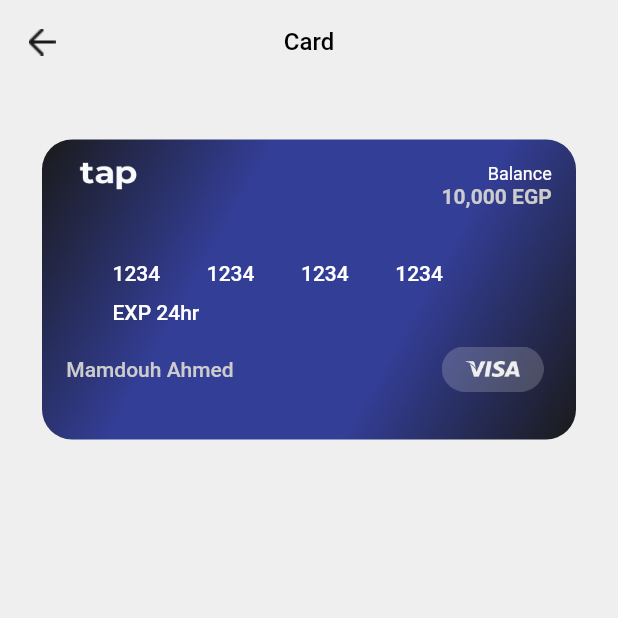
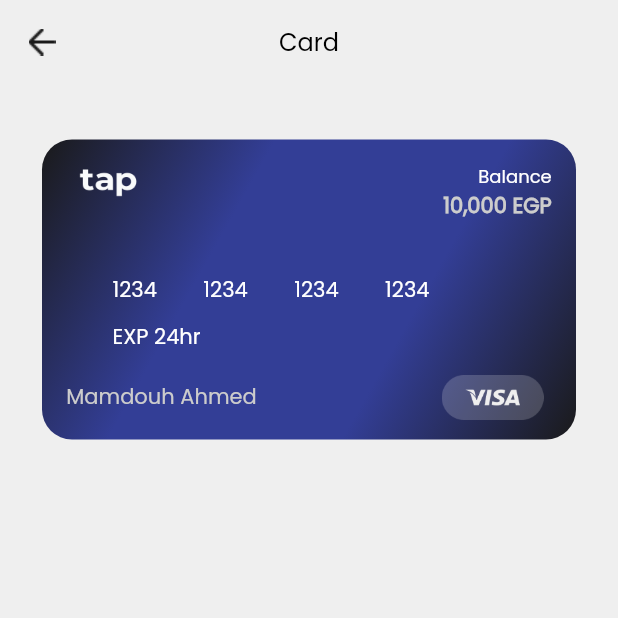
Before and after one commit to Orange-Hackathon/tapcash-Cross-Platform, a Flutter app: the DashboardCard screen opened directly, on a phone screen of 412 x 824 dp, the top half of it. Run offline on Flutter 3.47's test engine with Material 2 defaults, Android fonts, the phone set to English and light mode, and no system bars; our stand-ins replace animated_splash_screen, email_validator, fl_chart, hexcolor, pin_code_fields, shared_preferences; accounts and stored records are empty.

Commit message:
(fix): card fonts

```diff
--- a/orange_hackathon_flutter/lib/views/screens/dashboard/dashboard_card.dart
+++ b/orange_hackathon_flutter/lib/views/screens/dashboard/dashboard_card.dart
@@ -30,6 +30,7 @@
         title: const Text(
           'Card',
           style: TextStyle(
+            fontFamily: 'poppins',
             color: Colors.black,
             fontWeight: FontWeight.w500,
             fontSize: 16,
--- a/orange_hackathon_flutter/lib/views/screens/dashboard/dashboard_insights.dart
+++ b/orange_hackathon_flutter/lib/views/screens/dashboard/dashboard_insights.dart
@@ -30,6 +30,7 @@
           title: const Text(
             'Insights',
             style: TextStyle(
+              fontFamily: 'poppins',
               color: Colors.black,
               fontWeight: FontWeight.w500,
               fontSize: 16,
--- a/orange_hackathon_flutter/lib/views/screens/dashboard/dashboard_user_profile.dart
+++ b/orange_hackathon_flutter/lib/views/screens/dashboard/dashboard_user_profile.dart
@@ -33,6 +33,7 @@
             child: Text(
               "M",
               style: TextStyle(
+                fontFamily: 'poppins',
                 color: Colors.white,
                 fontWeight: FontWeight.w500,
                 fontSize: 38,
@@ -46,6 +47,7 @@
             child: Text(
               "Mamdouh",
               style: TextStyle(
+                fontFamily: 'poppins',
                 color: Color(0xFF1A1A1A),
                 fontWeight: FontWeight.w500,
                 fontSize: 16,
@@ -63,6 +65,7 @@
                 child: const Text(
                   "Mamdouh Ahmed",
                   style: TextStyle(
+                    fontFamily: 'poppins',
                     color: Color(0xFF333E96),
                     fontWeight: FontWeight.w400,
                     fontSize: 14,
@@ -92,6 +95,7 @@
             child: const Text(
               "mamdouhattia31@gmail.com",
               style: TextStyle(
+                fontFamily: 'poppins',
                 color: Color(0xFF1A1A1A),
                 fontWeight: FontWeight.w400,
                 fontSize: 14,
@@ -106,6 +110,7 @@
             child: const Text(
               "+201275400234",
               style: TextStyle(
+                fontFamily: 'poppins',
                 color: Color(0xFF1A1A1A),
                 fontWeight: FontWeight.w400,
                 fontSize: 14,
@@ -159,6 +164,7 @@
               child: const Text(
                 "Chat Support",
                 style: TextStyle(
+                  fontFamily: 'poppins',
                   color: Color(0xFF333E96),
                   fontWeight: FontWeight.w400,
                   fontSize: 12,
--- a/orange_hackathon_flutter/lib/views/widgets/card.dart
+++ b/orange_hackathon_flutter/lib/views/widgets/card.dart
@@ -35,6 +35,7 @@
                       Text(
                         "Balance",
                         style: TextStyle(
+                          fontFamily: 'poppins',
                           color: Colors.white,
                           fontWeight: FontWeight.w400,
                           fontSize: 12,
@@ -43,6 +44,7 @@
                       Text(
                         "10,000 EGP",
                         style: TextStyle(
+                          fontFamily: 'poppins',
                           color: Color(0xffCCCCCC),
                           fontWeight: FontWeight.w700,
                           fontSize: 14,
@@ -63,6 +65,7 @@
                   child: Text(
                     "1234",
                     style: TextStyle(
+                      fontFamily: 'poppins',
                       color: Colors.white,
                       fontWeight: FontWeight.w500,
                       fontSize: 14,
@@ -75,6 +78,7 @@
                 Text(
                   "1234",
                   style: TextStyle(
+                    fontFamily: 'poppins',
                     color: Colors.white,
                     fontWeight: FontWeight.w500,
                     fontSize: 14,
@@ -86,6 +90,7 @@
                 Text(
                   "1234",
                   style: TextStyle(
+                    fontFamily: 'poppins',
                     color: Colors.white,
                     fontWeight: FontWeight.w500,
                     fontSize: 14,
@@ -97,6 +102,7 @@
                 Text(
                   "1234",
                   style: TextStyle(
+                    fontFamily: 'poppins',
                     color: Colors.white,
                     fontWeight: FontWeight.w500,
                     fontSize: 14,
@@ -115,6 +121,7 @@
                   Text(
                     "EXP 24hr",
                     style: TextStyle(
+                      fontFamily: 'poppins',
                       color: Colors.white,
                       fontWeight: FontWeight.w500,
                       fontSize: 14,
@@ -136,6 +143,7 @@
                       Text(
                         "Mamdouh Ahmed",
                         style: TextStyle(
+                          fontFamily: 'poppins',
                           color: Color(0xffCCCCCC),
                           fontWeight: FontWeight.w500,
                           fontSize: 14,
```
